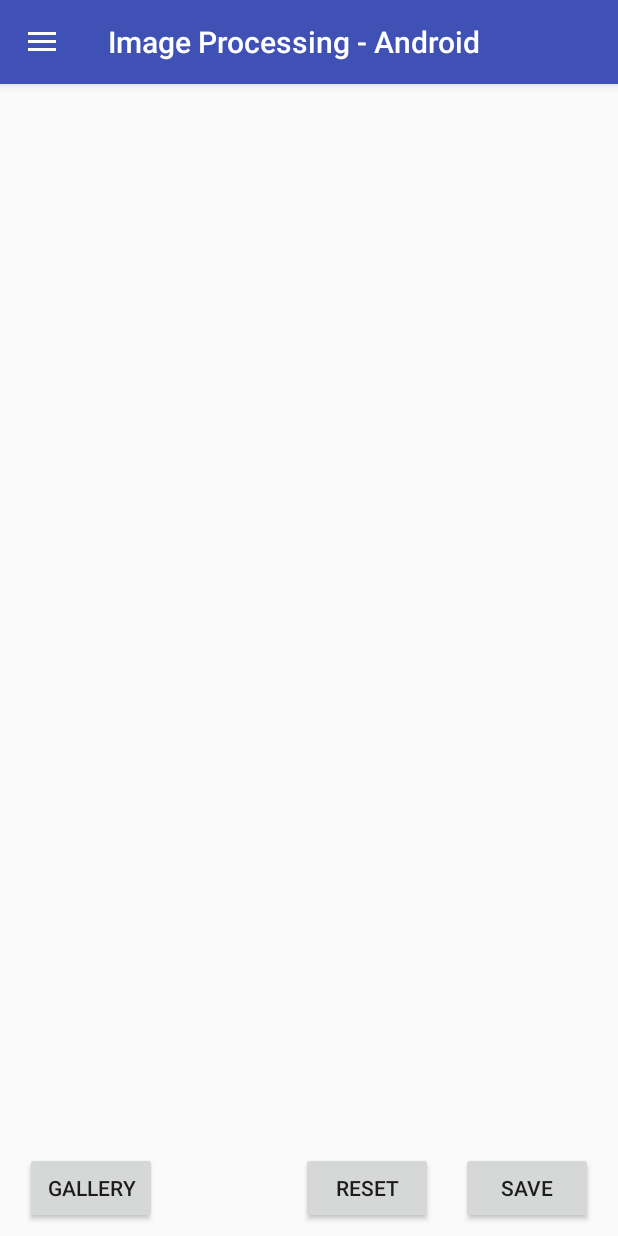
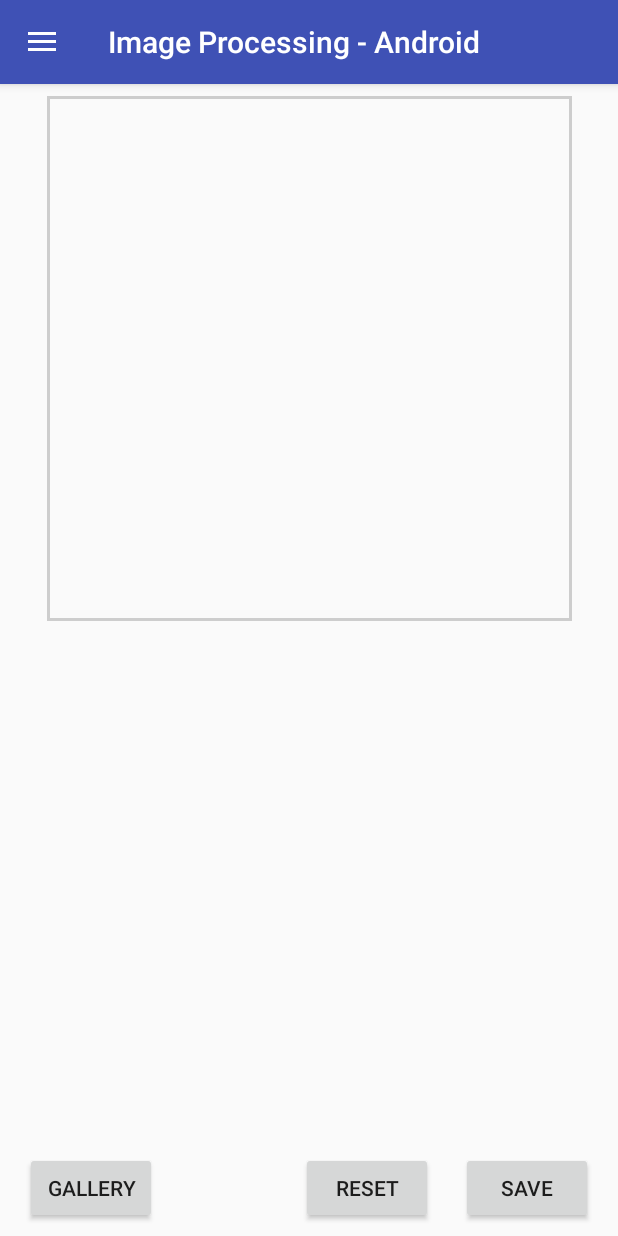
Before and after one commit to LethalJoke/ProjetAndroid, an Android app: the screen it shows after launch (MainActivity), on a phone screen of 412 x 824 dp. Run offline under Robolectric (Android 15) with nearby library versions, the phone set to English and light mode, and no system bars.

Commit message:
Ajout d'une bordure (afin de délimiter le futur Zoom & Scroll)

```diff
--- /dev/null
+++ b/app/src/main/res/drawable/border.xml
@@ -0,0 +1,7 @@
+<?xml version="1.0" encoding="utf-8"?>
+<shape xmlns:android="http://schemas.android.com/apk/res/android"
+    android:shape="rectangle" >
+    <stroke
+        android:width="2dp"
+        android:color="#cdcdcd" />
+</shape>
--- a/app/src/main/res/layout/content_main.xml
+++ b/app/src/main/res/layout/content_main.xml
@@ -10,6 +10,8 @@
 
     <ImageView
         android:id="@+id/imageView2"
+        android:background="@drawable/border"
+        android:padding="8dp"
         android:layout_width="350dp"
         android:layout_height="350dp"
         android:layout_marginBottom="8dp"
```
